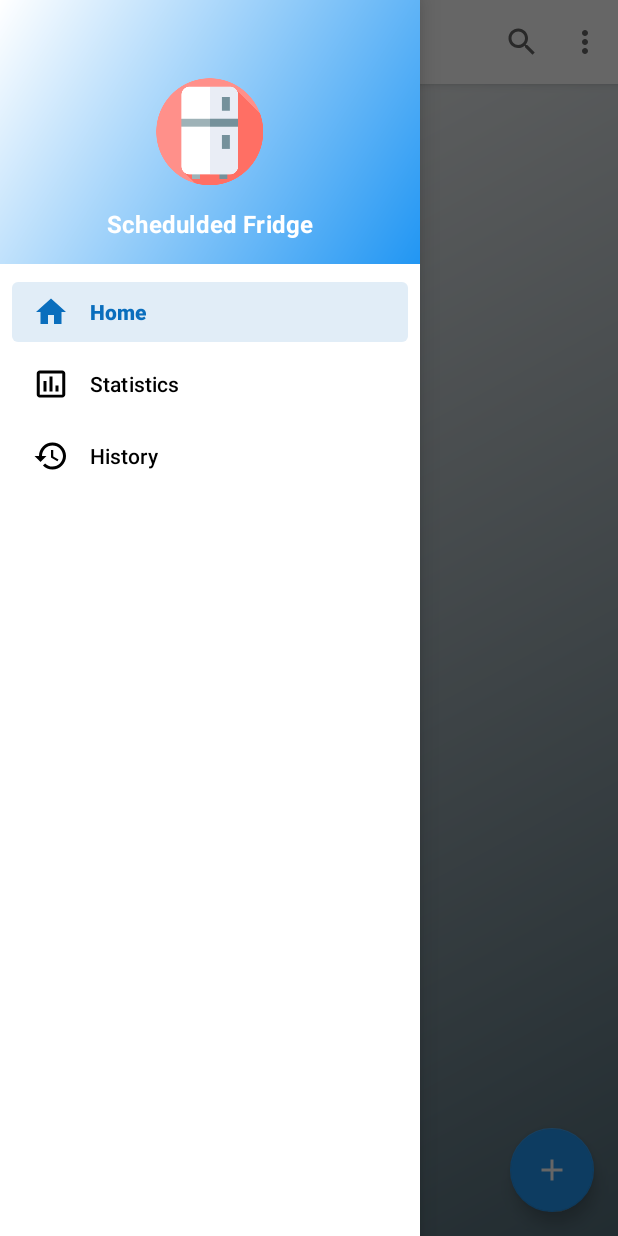
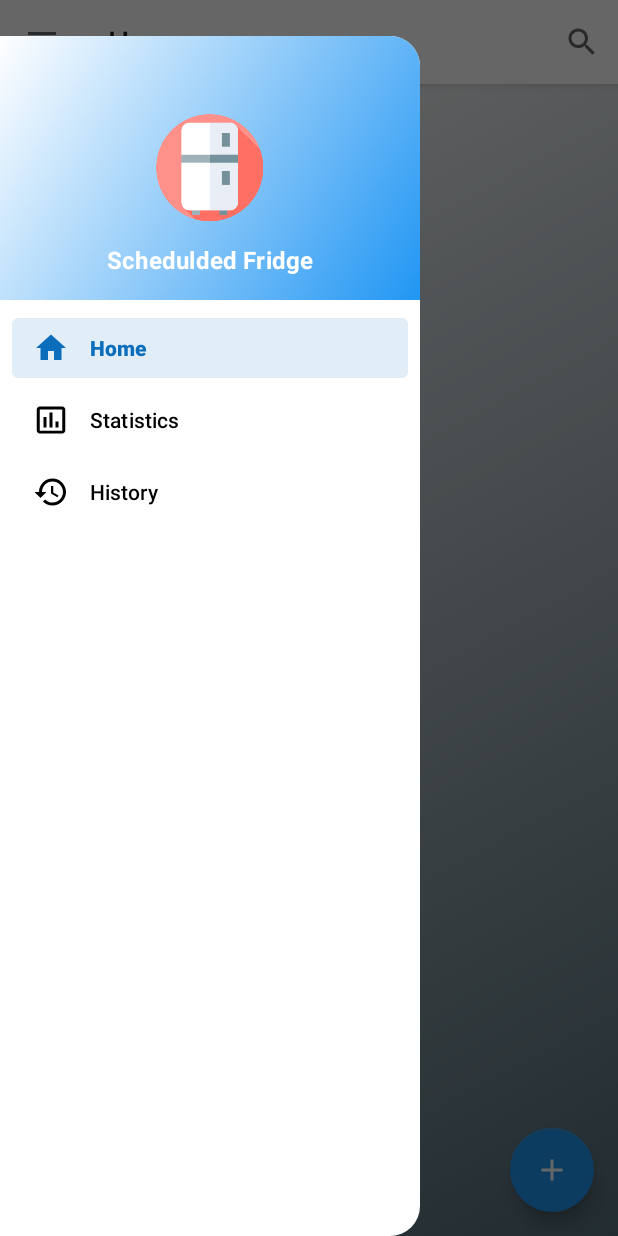
Before and after one commit to Belohun/Scheduled-Fridge, an Android app: the screen it shows after launch (MainActivity), with the side drawer open, on a phone screen of 412 x 824 dp. Run offline under Robolectric (Android 15) with nearby library versions, the phone set to English and light mode, and no system bars; our stand-ins replace Room's generated code, navigation-ui; libraries missing offline, so code that uses them is left out: it.xabaras.android, net.danlew.android; Roboto replaces fonts that are not available here; 1 statement that could not run was skipped.

Commit message:
Changed:Background of NavigationView

```diff
--- a/app/src/main/java/com/example/scheduledfridge/ui/home/HomeFragment.kt
+++ b/app/src/main/java/com/example/scheduledfridge/ui/home/HomeFragment.kt
@@ -203,11 +203,9 @@ class HomeFragment : Fragment(),MenuItem.OnActionExpandListener,
         adapter!!.setProducts(filteredNewsList)
         return true
     }
-
     override fun onMenuItemActionExpand(p0: MenuItem?): Boolean {
         TODO("Not yet implemented")
     }
-
     override fun onMenuItemActionCollapse(p0: MenuItem?): Boolean {
         adapter!!.setProducts(_allProducts)
         return true
--- a/app/src/main/java/com/example/scheduledfridge/ui/home/listOfproductsAdapter.kt
+++ b/app/src/main/java/com/example/scheduledfridge/ui/home/listOfproductsAdapter.kt
@@ -109,11 +109,5 @@ class listOfproductsAdapter internal constructor(context: Context?): RecyclerVie
     internal fun setProducts(products: List<Product>){
         this.products = products
         notifyDataSetChanged()
-
-
     }
-
-
-
-
 }
--- a/app/src/main/res/drawable/product_background_lower.xml
+++ b/app/src/main/res/drawable/product_background_lower.xml
@@ -2,9 +2,10 @@
 <shape xmlns:android="http://schemas.android.com/apk/res/android"
     android:shape="rectangle"
     >
-    <solid android:color="@color/colorPrimaryDark"></solid>
+    <solid android:color="@color/background"></solid>
 
     <corners
-        android:radius="20dp" />
+        android:topRightRadius="20dp"
+        android:bottomRightRadius="20dp" />
 
 </shape>
--- a/app/src/main/res/drawable/side_nav_bar_backgroudn.xml
+++ b/app/src/main/res/drawable/side_nav_bar_backgroudn.xml
@@ -5,4 +5,7 @@
         android:endColor="@color/background"
         android:startColor="@color/colorAccent"
         android:type="linear" />
+    <corners
+        android:topRightRadius="20dp"
+        />
 </shape>
--- a/app/src/main/res/layout/activity_main.xml
+++ b/app/src/main/res/layout/activity_main.xml
@@ -14,12 +14,14 @@
         android:layout_height="match_parent" />
 
     <com.google.android.material.navigation.NavigationView
+        android:layout_marginTop="24dp"
         style="@style/TextAppearance.MaterialComponents.Subtitle1"
         android:id="@+id/nav_view"
         android:layout_width="wrap_content"
         android:layout_height="match_parent"
         android:layout_gravity="start"
         android:fitsSystemWindows="true"
+        android:background="@drawable/product_background_lower"
         app:headerLayout="@layout/nav_header_main"
         app:menu="@menu/activity_main_drawer" />
 </androidx.drawerlayout.widget.DrawerLayout>
--- a/app/src/main/res/layout/nav_header_main.xml
+++ b/app/src/main/res/layout/nav_header_main.xml
@@ -1,5 +1,6 @@
 <?xml version="1.0" encoding="utf-8"?>
 <androidx.constraintlayout.widget.ConstraintLayout xmlns:android="http://schemas.android.com/apk/res/android"
+
     xmlns:app="http://schemas.android.com/apk/res-auto"
     android:layout_width="match_parent"
     android:layout_height="@dimen/nav_header_height"
--- a/app/src/main/res/menu/main.xml
+++ b/app/src/main/res/menu/main.xml
@@ -1,16 +1,7 @@
 <?xml version="1.0" encoding="utf-8"?>
 <menu xmlns:android="http://schemas.android.com/apk/res/android"
     xmlns:app="http://schemas.android.com/apk/res-auto">
-    <item
-        android:id="@+id/action_settings"
-        android:orderInCategory="100"
-        android:title="@string/action_settings"
-        app:showAsAction="never" />
-    <item
-        android:id="@+id/action_appInfo"
-        android:orderInCategory="100"
-        android:title="@string/action_info"
-        app:showAsAction="never" />
+
     <item
         android:id="@+id/action_search"
         android:icon="@drawable/ic_baseline_search_24"
--- a/app/src/main/res/values/colors.xml
+++ b/app/src/main/res/values/colors.xml
@@ -7,5 +7,6 @@
     <color name="colorFresh">#00b93a</color>
     <color name="colorGoingToExpire">#D38601</color>
     <color name="colorExpired">#B90000</color>
+    <color name="overlayBackground">#7f333639</color>
 
 </resources>
```
